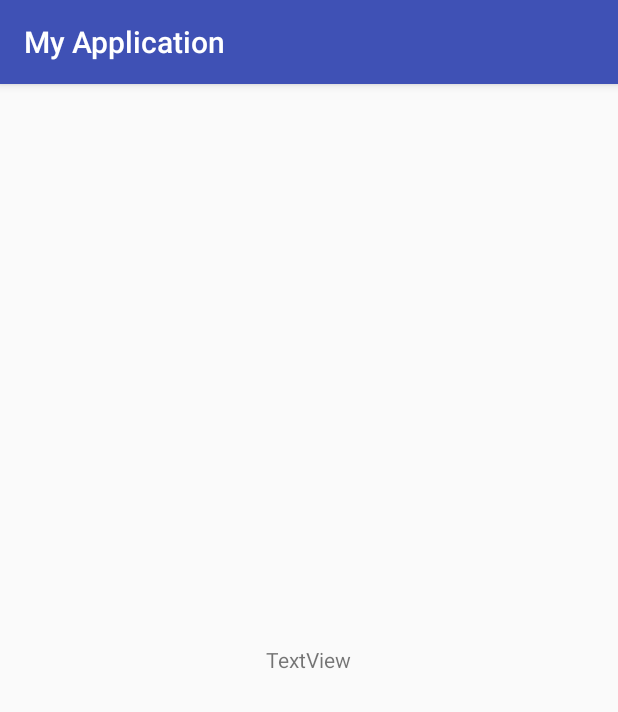
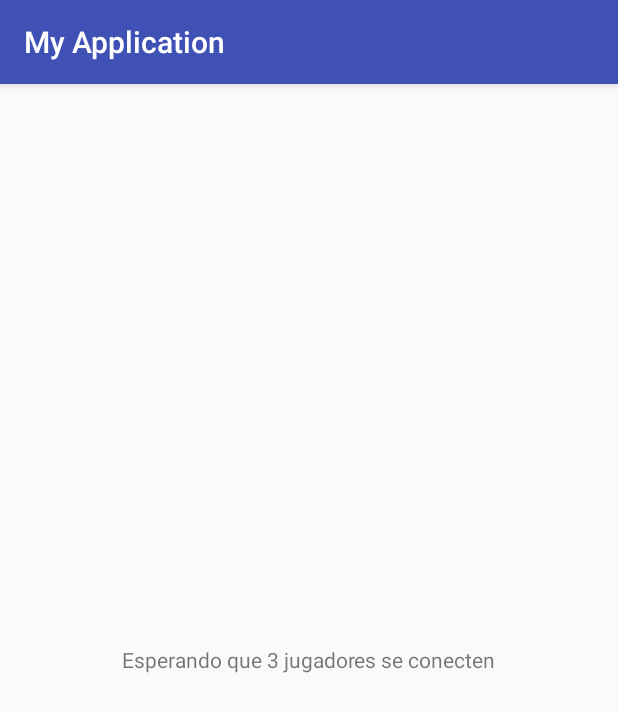
Before and after one commit to annier4/Taller2-Android-Redes, an Android app: the screen it shows after launch (Esperando), on a phone screen of 412 x 824 dp. Shown: the top 712 px of the screen. Run offline under Robolectric (Android 15) with nearby library versions, the phone set to English and light mode, and no system bars.

Commit message:
pagina esperando, mensaje esperando que se conecten 3 jugadores.

```diff
--- a/app/src/main/java/com/example/estudiante/myapplication/Comunicacion.java
+++ b/app/src/main/java/com/example/estudiante/myapplication/Comunicacion.java
@@ -266,7 +266,8 @@ public class Comunicacion extends Observable implements Runnable {
     public static Comunicacion getInstance(){
         if(ref==null){
             ref= new Comunicacion();
-            new Thread(ref).start();
+            Thread t =  new Thread(ref);
+            t.start();
         }
         return ref;
     }
--- a/app/src/main/java/com/example/estudiante/myapplication/Esperando.java
+++ b/app/src/main/java/com/example/estudiante/myapplication/Esperando.java
@@ -1,13 +1,46 @@
 package com.example.estudiante.myapplication;
 
+import android.content.Context;
 import android.support.v7.app.AppCompatActivity;
 import android.os.Bundle;
+import android.widget.TextView;
+import android.widget.Toast;
+import java.util.ArrayList;
+import java.util.Observable;
+import java.util.Observer;
 
-public class Esperando extends AppCompatActivity {
+public class Esperando extends AppCompatActivity implements Observer {
+    Comunicacion com;
+    TextView esperando;
+    ArrayList<Jugador> jugadores;
+    int numJugadores;
 
     @Override
     protected void onCreate(Bundle savedInstanceState) {
         super.onCreate(savedInstanceState);
         setContentView(R.layout.activity_esperando);
+        //com.getInstance().addObserver(this);
+        esperando = (TextView) findViewById(R.id.esperando);
+        jugadores = new ArrayList<>();
+        mensajeEsperando();
+    }
+
+    @Override
+    public void update(Observable o, Object arg) {
+        System.out.print("llego algo:"+arg);
+    }
+
+    public void mensajeEsperando(){
+        if (jugadores.size()<3){
+            numJugadores = 3 - jugadores.size();
+            esperando.setText("Esperando que "+numJugadores+" jugadores se conecten");
+
+            Context context = getApplicationContext();
+            CharSequence text = ""+ numJugadores;
+            int duration = Toast.LENGTH_SHORT;
+
+            Toast toast = Toast.makeText(context, text, duration);
+            toast.show();
+        }
     }
 }
--- a/app/src/main/java/com/example/estudiante/myapplication/MainActivity.java
+++ b/app/src/main/java/com/example/estudiante/myapplication/MainActivity.java
@@ -15,7 +15,7 @@ public class MainActivity extends AppCompatActivity implements Observer {
     Button enemigo;
     Button comida;
     Spinner usuarios;
-    ArrayList<Jugador> jugadores;
+
 
     @Override
     protected void onCreate(Bundle savedInstanceState) {
--- a/app/src/main/res/layout/activity_esperando.xml
+++ b/app/src/main/res/layout/activity_esperando.xml
@@ -11,10 +11,10 @@
     tools:context="com.example.estudiante.myapplication.Esperando">
 
     <TextView
-        android:text="TextView"
         android:layout_width="wrap_content"
         android:layout_height="wrap_content"
+        android:id="@+id/esperando"
         android:layout_centerVertical="true"
         android:layout_centerHorizontal="true"
-        android:id="@+id/esperando" />
+        android:text="Bienvenido" />
 </RelativeLayout>
--- a/build.gradle
+++ b/build.gradle
@@ -5,7 +5,7 @@ buildscript {
         jcenter()
     }
     dependencies {
-        classpath 'com.android.tools.build:gradle:2.2.2'
+        classpath 'com.android.tools.build:gradle:2.2.3'
 
         // NOTE: Do not place your application dependencies here; they belong
         // in the individual module build.gradle files
```
